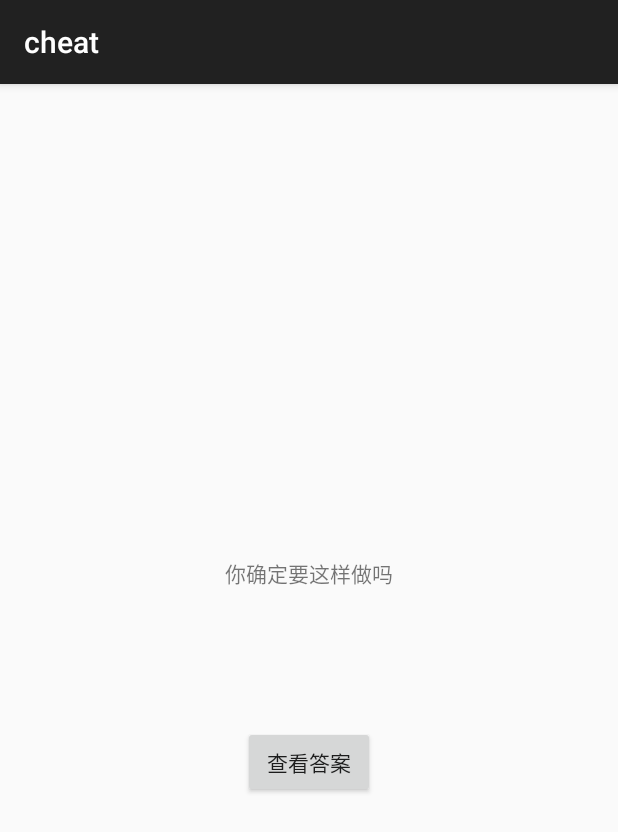
After one commit to whWZH/practice, an Android app: the cheat screen opened directly, with no data from a screen before it, on a phone screen of 412 x 824 dp. The commit adds this screen. Shown: the top 832 px of the screen. Run offline under Robolectric (Android 15) with nearby library versions, the phone set to English and light mode, and no system bars.

Commit message:
5st.chapter

```diff
--- a/GeoQuiz/app/src/main/AndroidManifest.xml
+++ b/GeoQuiz/app/src/main/AndroidManifest.xml
@@ -16,6 +16,10 @@
                 <category android:name="android.intent.category.LAUNCHER" />
             </intent-filter>
         </activity>
+        <activity
+            android:name=".cheat"
+            android:label="@string/title_activity_cheat" >
+        </activity>
     </application>
 
 </manifest>
--- /dev/null
+++ b/GeoQuiz/app/src/main/java/com/wzh/geoquiz/cheat.java
@@ -0,0 +1,55 @@
+package com.wzh.geoquiz;
+
+import android.content.Intent;
+import android.os.PersistableBundle;
+import android.support.v7.app.AppCompatActivity;
+import android.os.Bundle;
+import android.view.Menu;
+import android.view.MenuItem;
+import android.view.View;
+import android.widget.Button;
+import android.widget.TextView;
+
+public class cheat extends AppCompatActivity {
+private boolean mAnswer;
+    private Button mShowAnswer;
+    private TextView mTv;
+    private boolean mIsChrat;
+
+    public static  final String EXTRA_ANSWER_ISTRYUE="com.wzh.geoquiz.answer_is_true";
+    @Override
+    protected void onCreate(Bundle savedInstanceState) {
+        super.onCreate(savedInstanceState);
+        setContentView(R.layout.activity_cheat);
+        if (savedInstanceState!=null){
+            mIsChrat=savedInstanceState.getBoolean("cheat");
+        }
+        mAnswer=getIntent().getBooleanExtra(EXTRA_ANSWER_ISTRYUE, false);
+        mTv= (TextView) findViewById(R.id.answerText);
+        mShowAnswer= (Button) findViewById(R.id.showAnswerButton);
+        mShowAnswer.setOnClickListener(new View.OnClickListener() {
+            @Override
+            public void onClick(View v) {
+                if (mAnswer) {
+                    mTv.setText(R.string.true_button);
+                } else {
+                    mTv.setText(R.string.false_button);
+                }
+                mIsChrat=true;
+                setResult1(mIsChrat);
+            }
+        });
+        setResult1(mIsChrat);
+    }
+    public  void setResult1(boolean mAns){
+        Intent intent=new Intent();
+        intent.putExtra("show",mAns);
+        setResult(RESULT_OK, intent);
+    }
+
+    @Override
+    protected void onSaveInstanceState(Bundle outState) {
+        super.onSaveInstanceState(outState);
+        outState.putBoolean("cheat",mIsChrat);
+    }
+}
--- /dev/null
+++ b/GeoQuiz/app/src/main/res/layout-land/activity_cheat.xml
@@ -0,0 +1,21 @@
+<?xml version="1.0" encoding="utf-8"?>
+<LinearLayout xmlns:android="http://schemas.android.com/apk/res/android"
+    android:orientation="vertical" android:layout_width="match_parent"
+    android:layout_height="match_parent"
+    android:gravity="center">
+<TextView
+    android:layout_width="wrap_content"
+    android:layout_height="wrap_content"
+    android:padding="24dp"
+    android:text="@string/warning"/>
+<TextView
+    android:layout_width="wrap_content"
+    android:layout_height="wrap_content"
+    android:padding="24dp"
+    android:id="@+id/answerText"/>
+    <Button
+        android:layout_width="wrap_content"
+        android:layout_height="wrap_content"
+        android:text="@string/show_answer_button"
+        android:id="@+id/showAnswerButton"/>
+</LinearLayout>
--- a/GeoQuiz/app/src/main/res/layout-land/fragment_main.xml
+++ b/GeoQuiz/app/src/main/res/layout-land/fragment_main.xml
@@ -26,6 +26,12 @@
             android:text="@string/false_button"
             android:id="@+id/false_button"/>
     </LinearLayout>
+    <Button
+        android:layout_width="wrap_content"
+        android:layout_height="wrap_content"
+        android:text="@string/cheat_button"
+        android:id="@+id/cheatButton"
+        android:layout_gravity="bottom|center"/>
     <LinearLayout
         android:layout_width="wrap_content"
         android:layout_height="wrap_content"
--- /dev/null
+++ b/GeoQuiz/app/src/main/res/layout/activity_cheat.xml
@@ -0,0 +1,21 @@
+<?xml version="1.0" encoding="utf-8"?>
+<LinearLayout xmlns:android="http://schemas.android.com/apk/res/android"
+    android:orientation="vertical" android:layout_width="match_parent"
+    android:layout_height="match_parent"
+    android:gravity="center">
+<TextView
+    android:layout_width="wrap_content"
+    android:layout_height="wrap_content"
+    android:padding="24dp"
+    android:text="@string/warning"/>
+<TextView
+    android:layout_width="wrap_content"
+    android:layout_height="wrap_content"
+    android:padding="24dp"
+    android:id="@+id/answerText"/>
+    <Button
+        android:layout_width="wrap_content"
+        android:layout_height="wrap_content"
+        android:text="@string/show_answer_button"
+        android:id="@+id/showAnswerButton"/>
+</LinearLayout>
--- a/GeoQuiz/app/src/main/res/layout/fragment_main.xml
+++ b/GeoQuiz/app/src/main/res/layout/fragment_main.xml
@@ -25,6 +25,11 @@
             android:text="@string/false_button"
             android:id="@+id/false_button"/>
     </LinearLayout>
+    <Button
+        android:layout_width="wrap_content"
+        android:layout_height="wrap_content"
+        android:text="@string/cheat_button"
+        android:id="@+id/cheatButton"/>
     <LinearLayout
         android:layout_width="wrap_content"
         android:layout_height="wrap_content"
--- /dev/null
+++ b/GeoQuiz/app/src/main/res/menu/menu_cheat.xml
@@ -0,0 +1,6 @@
+<menu xmlns:android="http://schemas.android.com/apk/res/android"
+    xmlns:app="http://schemas.android.com/apk/res-auto"
+    xmlns:tools="http://schemas.android.com/tools" tools:context="com.wzh.geoquiz.cheat">
+    <item android:id="@+id/action_settings" android:title="@string/action_settings"
+        android:orderInCategory="100" app:showAsAction="never" />
+</menu>
--- a/GeoQuiz/app/src/main/res/values/strings.xml
+++ b/GeoQuiz/app/src/main/res/values/strings.xml
@@ -11,5 +11,10 @@
     <string name="question_test3">武汉是内陆城市</string>
     <string name="next_boptton">下一题</string>
     <string name="pre_botton">上一题</string>
+    <string name="warning">你确定要这样做吗</string>
+    <string name="show_answer_button">查看答案</string>
+    <string name="show_answer_toast">作弊是不对的</string>
+    <string name="cheat_button">作弊！</string>
+    <string name="title_activity_cheat">cheat</string>
 
 </resources>
```
Also changed, not shown: GeoQuiz/app/src/main/java/com/wzh/geoquiz/MainActivity.java (+49 -6 lines), GeoQuiz/app/src/main/res/layout/activity_cheat2.xml (added, +11 -0 lines).
